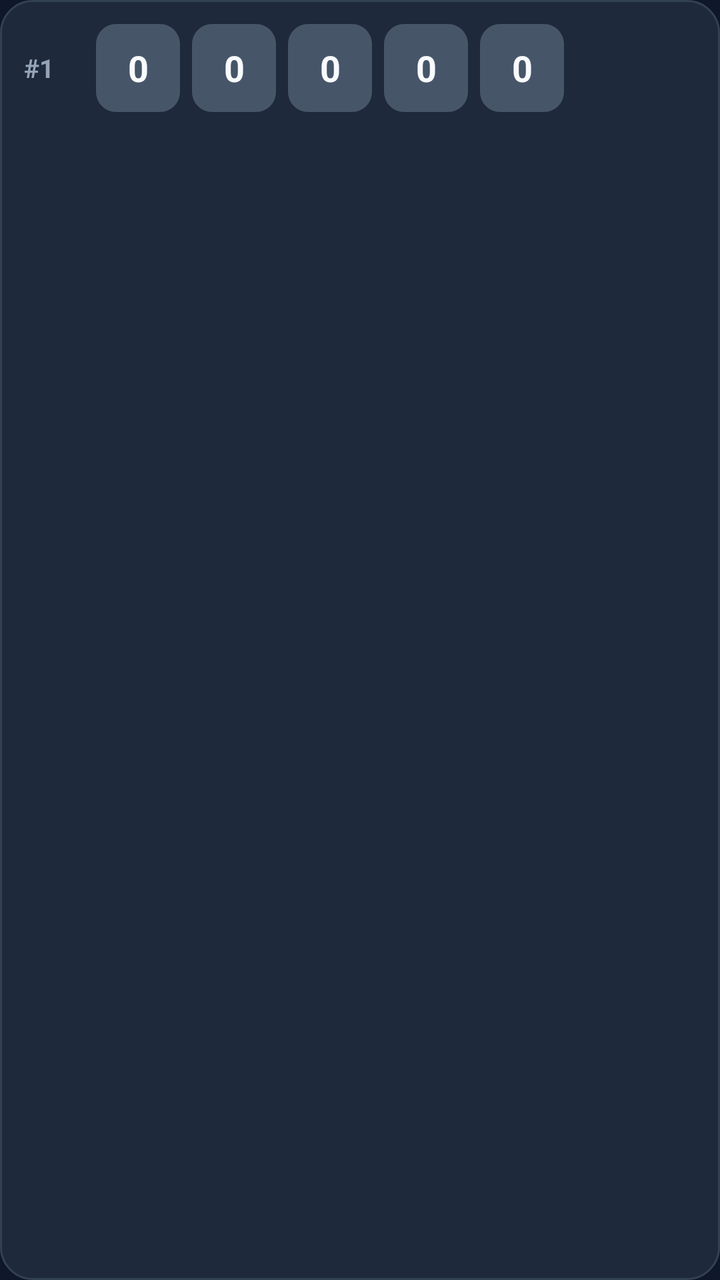
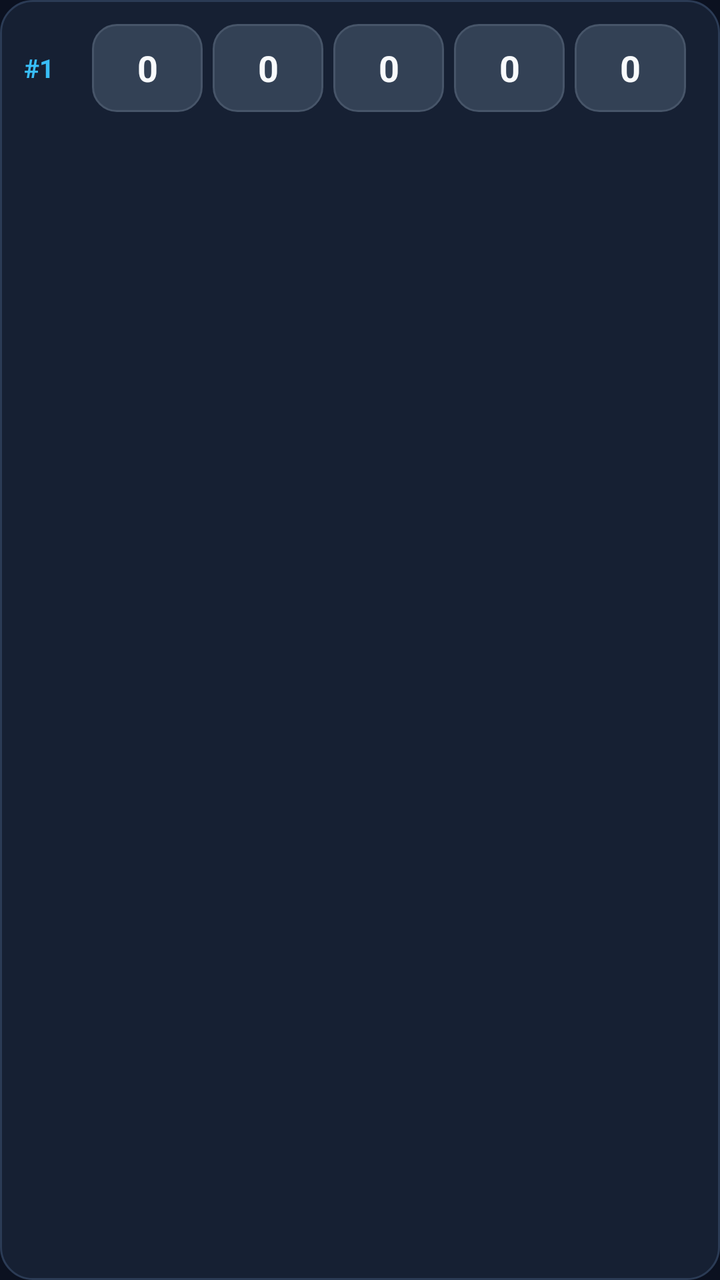

The first picture is an Android layout as it rendered before a commit; the second is the same layout after the commit. The layout source and the unified diff follow.
<!-- AndroidManifest.xml: application theme Theme.DigitDuel -->
<!-- res/layout/item_guess_row.xml -->
<?xml version="1.0" encoding="utf-8"?>
<LinearLayout xmlns:android="http://schemas.android.com/apk/res/android"
    android:layout_width="match_parent"
    android:layout_height="wrap_content"
    android:layout_marginBottom="10dp"
    android:background="@drawable/bg_card"
    android:orientation="vertical"
    android:padding="12dp">

    <LinearLayout
        android:layout_width="match_parent"
        android:layout_height="wrap_content"
        android:gravity="center_vertical"
        android:orientation="horizontal">

        <TextView
            android:id="@+id/tvGuessNumber"
            android:layout_width="36dp"
            android:layout_height="wrap_content"
            android:text="#1"
            android:textColor="@color/text_secondary"
            android:textSize="13sp"
            android:textStyle="bold" />

        <TextView
            android:id="@+id/tvDigit0"
            android:layout_width="42dp"
            android:layout_height="44dp"
            android:layout_marginEnd="6dp"
            android:background="@drawable/bg_digit_absent"
            android:gravity="center"
            android:text="0"
            android:textColor="@color/text_primary"
            android:textSize="18sp"
            android:textStyle="bold" />

        <TextView
            android:id="@+id/tvDigit1"
            android:layout_width="42dp"
            android:layout_height="44dp"
            android:layout_marginEnd="6dp"
            android:background="@drawable/bg_digit_absent"
            android:gravity="center"
            android:text="0"
            android:textColor="@color/text_primary"
            android:textSize="18sp"
            android:textStyle="bold" />

        <TextView
            android:id="@+id/tvDigit2"
            android:layout_width="42dp"
            android:layout_height="44dp"
            android:layout_marginEnd="6dp"
            android:background="@drawable/bg_digit_absent"
            android:gravity="center"
            android:text="0"
            android:textColor="@color/text_primary"
            android:textSize="18sp"
            android:textStyle="bold" />

        <TextView
            android:id="@+id/tvDigit3"
            android:layout_width="42dp"
            android:layout_height="44dp"
            android:layout_marginEnd="6dp"
            android:background="@drawable/bg_digit_absent"
            android:gravity="center"
            android:text="0"
            android:textColor="@color/text_primary"
            android:textSize="18sp"
            android:textStyle="bold" />

        <TextView
            android:id="@+id/tvDigit4"
            android:layout_width="42dp"
            android:layout_height="44dp"
            android:background="@drawable/bg_digit_absent"
            android:gravity="center"
            android:text="0"
            android:textColor="@color/text_primary"
            android:textSize="18sp"
            android:textStyle="bold" />
    </LinearLayout>

    <TextView
        android:id="@+id/tvGuessSummary"
        android:layout_width="match_parent"
        android:layout_height="wrap_content"
        android:layout_marginTop="8dp"
        android:textColor="@color/text_secondary"
        android:textSize="12sp" />

</LinearLayout>
<!-- resources referenced by this layout -->
<resources>
  <color name="text_primary">#F8FAFC</color>
  <color name="text_secondary">#94A3B8</color>
  <!-- drawable bg_card (drawable) -->
  <?xml version="1.0" encoding="utf-8"?>
  <shape xmlns:android="http://schemas.android.com/apk/res/android"
      android:shape="rectangle">
      <solid android:color="@color/bg_card" />
      <stroke
          android:width="1dp"
          android:color="@color/stroke_card" />
      <corners android:radius="16dp" />
  </shape>
  <!-- drawable bg_digit_absent (drawable) -->
  <?xml version="1.0" encoding="utf-8"?>
  <shape xmlns:android="http://schemas.android.com/apk/res/android"
      android:shape="rectangle">
      <solid android:color="@color/digit_absent" />
      <corners android:radius="10dp" />
  </shape>
  <style name="Theme.DigitDuel" parent="Theme.MaterialComponents.NoActionBar">
          <item name="android:windowBackground">@color/bg_screen</item>
          <item name="android:statusBarColor">@color/bg_screen</item>
          <item name="android:navigationBarColor">@color/bg_screen</item>
          <item name="colorPrimary">@color/accent_primary</item>
          <item name="colorPrimaryVariant">@color/accent_primary_dark</item>
          <item name="colorOnPrimary">@color/bg_screen</item>
          <item name="colorSecondary">@color/accent_secondary</item>
          <item name="colorOnSecondary">@color/text_primary</item>
          <item name="colorSurface">@color/bg_card</item>
          <item name="colorOnSurface">@color/text_primary</item>
          <item name="colorError">@color/danger</item>
          <item name="android:textColorPrimary">@color/text_primary</item>
          <item name="android:textColorSecondary">@color/text_secondary</item>
      </style>
  <color name="bg_card">#1E293B</color>
  <color name="stroke_card">#334155</color>
  <color name="digit_absent">#475569</color>
  <color name="bg_screen">#0F172A</color>
  <color name="accent_primary">#38BDF8</color>
  <color name="accent_primary_dark">#0284C7</color>
  <color name="accent_secondary">#6366F1</color>
  <color name="danger">#EF4444</color>
</resources>

<!-- the commit's change to res/layout/item_guess_row.xml (unified diff, before → after) -->
@@ -15,18 +15,19 @@
 
         <TextView
             android:id="@+id/tvGuessNumber"
-            android:layout_width="36dp"
+            android:layout_width="34dp"
             android:layout_height="wrap_content"
             android:text="#1"
-            android:textColor="@color/text_secondary"
+            android:textColor="@color/accent_primary"
             android:textSize="13sp"
             android:textStyle="bold" />
 
         <TextView
             android:id="@+id/tvDigit0"
-            android:layout_width="42dp"
+            android:layout_width="0dp"
             android:layout_height="44dp"
-            android:layout_marginEnd="6dp"
+            android:layout_marginEnd="5dp"
+            android:layout_weight="1"
             android:background="@drawable/bg_digit_absent"
             android:gravity="center"
             android:text="0"
@@ -36,9 +37,10 @@
 
         <TextView
             android:id="@+id/tvDigit1"
-            android:layout_width="42dp"
+            android:layout_width="0dp"
             android:layout_height="44dp"
-            android:layout_marginEnd="6dp"
+            android:layout_marginEnd="5dp"
+            android:layout_weight="1"
             android:background="@drawable/bg_digit_absent"
             android:gravity="center"
             android:text="0"
@@ -48,9 +50,10 @@
 
         <TextView
             android:id="@+id/tvDigit2"
-            android:layout_width="42dp"
+            android:layout_width="0dp"
             android:layout_height="44dp"
-            android:layout_marginEnd="6dp"
+            android:layout_marginEnd="5dp"
+            android:layout_weight="1"
             android:background="@drawable/bg_digit_absent"
             android:gravity="center"
             android:text="0"
@@ -60,9 +63,10 @@
 
         <TextView
             android:id="@+id/tvDigit3"
-            android:layout_width="42dp"
+            android:layout_width="0dp"
             android:layout_height="44dp"
-            android:layout_marginEnd="6dp"
+            android:layout_marginEnd="5dp"
+            android:layout_weight="1"
             android:background="@drawable/bg_digit_absent"
             android:gravity="center"
             android:text="0"
@@ -72,14 +76,43 @@
 
         <TextView
             android:id="@+id/tvDigit4"
-            android:layout_width="42dp"
+            android:layout_width="0dp"
             android:layout_height="44dp"
+            android:layout_marginEnd="5dp"
+            android:layout_weight="1"
             android:background="@drawable/bg_digit_absent"
             android:gravity="center"
             android:text="0"
             android:textColor="@color/text_primary"
             android:textSize="18sp"
             android:textStyle="bold" />
+
+        <TextView
+            android:id="@+id/tvDigit5"
+            android:layout_width="0dp"
+            android:layout_height="44dp"
+            android:layout_marginEnd="5dp"
+            android:layout_weight="1"
+            android:background="@drawable/bg_digit_absent"
+            android:gravity="center"
+            android:text="0"
+            android:textColor="@color/text_primary"
+            android:textSize="18sp"
+            android:textStyle="bold"
+            android:visibility="gone" />
+
+        <TextView
+            android:id="@+id/tvDigit6"
+            android:layout_width="0dp"
+            android:layout_height="44dp"
+            android:layout_weight="1"
+            android:background="@drawable/bg_digit_absent"
+            android:gravity="center"
+            android:text="0"
+            android:textColor="@color/text_primary"
+            android:textSize="18sp"
+            android:textStyle="bold"
+            android:visibility="gone" />
     </LinearLayout>
 
     <TextView
<!-- resource entries referenced after the edit -->
@@ -17,7 +17,10 @@
   <shape xmlns:android="http://schemas.android.com/apk/res/android"
       android:shape="rectangle">
       <solid android:color="@color/digit_absent" />
-      <corners android:radius="10dp" />
+      <stroke
+          android:width="1dp"
+          android:color="@color/digit_absent_stroke" />
+      <corners android:radius="12dp" />
   </shape>
   <style name="Theme.DigitDuel" parent="Theme.MaterialComponents.NoActionBar">
           <item name="android:windowBackground">@color/bg_screen</item>
@@ -34,13 +37,14 @@
           <item name="android:textColorPrimary">@color/text_primary</item>
           <item name="android:textColorSecondary">@color/text_secondary</item>
       </style>
-  <color name="bg_card">#1E293B</color>
-  <color name="stroke_card">#334155</color>
-  <color name="digit_absent">#475569</color>
-  <color name="bg_screen">#0F172A</color>
+  <color name="bg_card">#162033</color>
+  <color name="stroke_card">#2B3B55</color>
+  <color name="digit_absent">#334155</color>
+  <color name="digit_absent_stroke">#475569</color>
+  <color name="bg_screen">#0B1120</color>
   <color name="accent_primary">#38BDF8</color>
   <color name="accent_primary_dark">#0284C7</color>
-  <color name="accent_secondary">#6366F1</color>
-  <color name="danger">#EF4444</color>
+  <color name="accent_secondary">#818CF8</color>
+  <color name="danger">#F43F5E</color>
 </resources>
 
